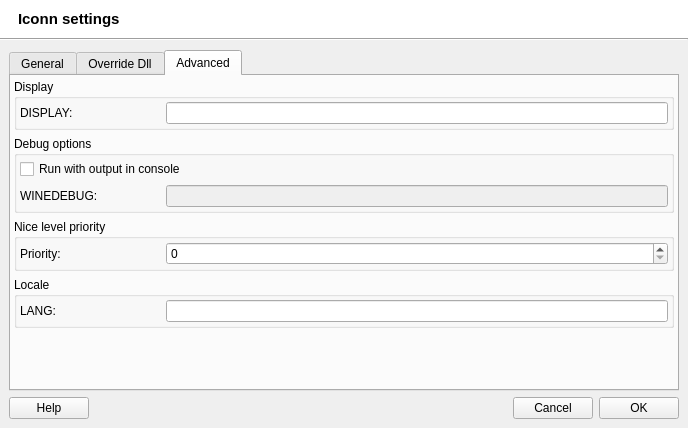
Old version of the form src/q4wine-gui/uis/IconSettings.ui in the repository brezerk/q4wine.
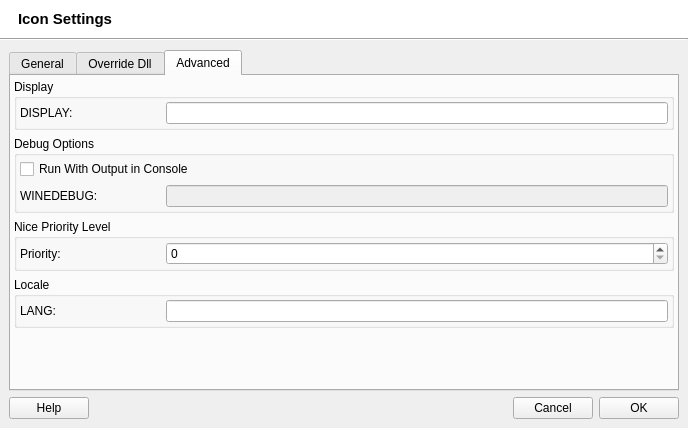
New version of the form. The open tabs and pages were chosen to show the change. Icons and pictures are not drawn.

Patch:
```diff
--- a/src/q4wine-gui/uis/IconSettings.ui
+++ b/src/q4wine-gui/uis/IconSettings.ui
@@ -164,7 +164,7 @@
          </font>
         </property>
         <property name="text">
-         <string>Iconn settings</string>
+         <string>Icon Settings</string>
         </property>
        </widget>
       </item>
@@ -835,7 +835,7 @@
           <item>
            <widget class="QGroupBox" name="groupBox_3">
             <property name="title">
-             <string>Debug options</string>
+             <string>Debug Options</string>
             </property>
             <layout class="QVBoxLayout">
              <property name="margin">
@@ -844,7 +844,7 @@
              <item>
               <widget class="QCheckBox" name="cbUseConsole">
                <property name="text">
-                <string>Run with output in console</string>
+                <string>Run With Output in Console</string>
                </property>
               </widget>
              </item>
@@ -889,7 +889,7 @@
           <item>
            <widget class="QGroupBox" name="groupBox_9">
             <property name="title">
-             <string>Nice level priority</string>
+             <string>Nice Priority Level</string>
             </property>
             <layout class="QVBoxLayout" name="_3">
              <property name="margin">
```
Left out of the diff: 14 changed lines with no effect on the pictures.
